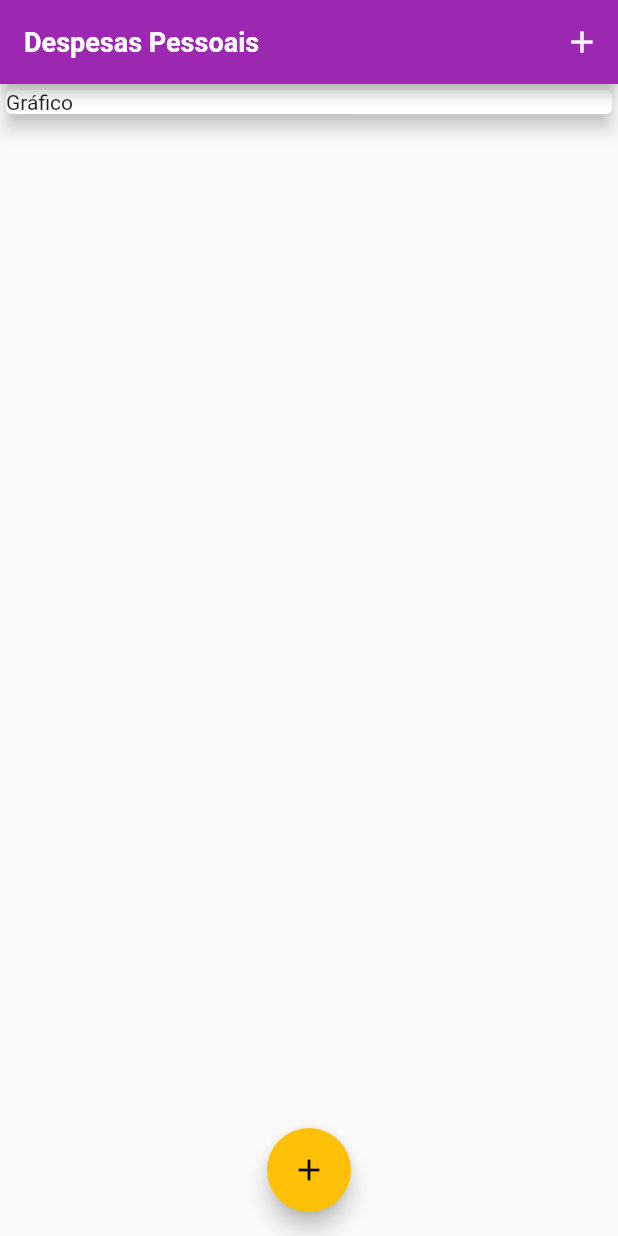
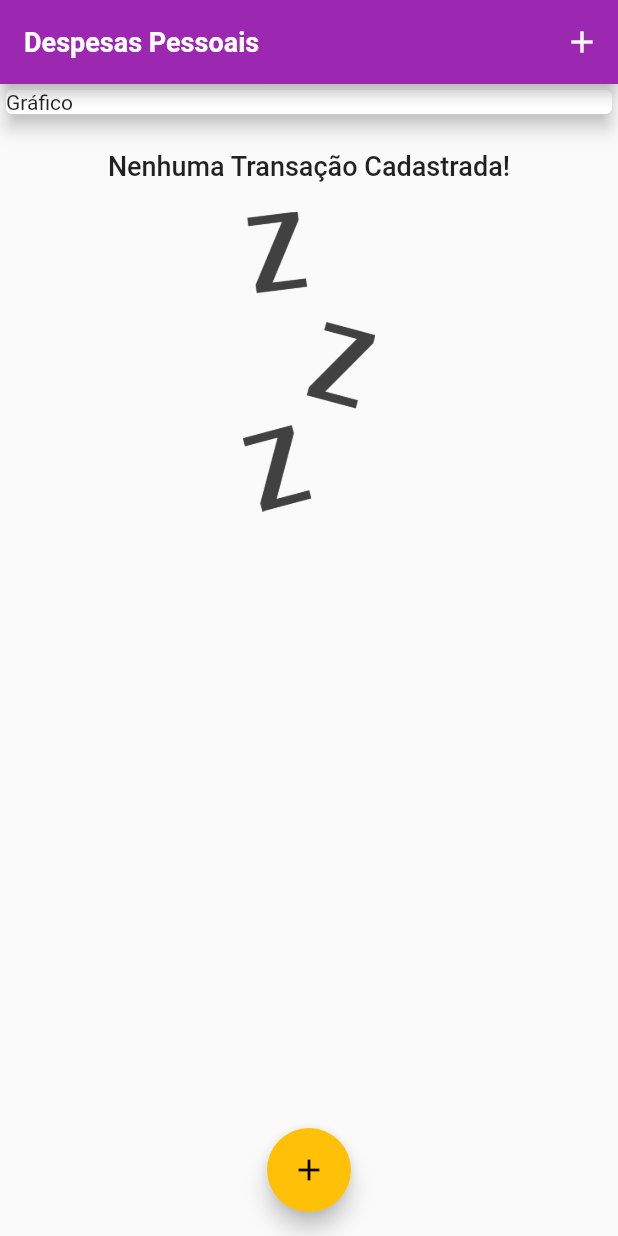
Before and after one commit to luisgs7/expenses, a Flutter app: the screen it shows after launch, on a phone screen of 412 x 824 dp. Run offline on Flutter 3.47's test engine with Material 2 defaults, Android fonts, the phone set to English and light mode, and no system bars; Roboto replaces fonts that are missing (OpenSans).

Commit message:
remove items from listView

```diff
--- a/lib/components/transaction_list.dart
+++ b/lib/components/transaction_list.dart
@@ -11,7 +11,24 @@ class TransactionList extends StatelessWidget {
   Widget build(BuildContext context) {
     return Container(
       height: 410,
-      child: ListView.builder(
+      child: transactions.isEmpty
+          ? Column(
+              children: <Widget>[
+                SizedBox(height: 20),
+                Text(
+                  'Nenhuma Transação Cadastrada!',
+                  style: Theme.of(context).textTheme.title,
+                ),
+                SizedBox(height: 20),
+                Container(
+                  height: 200,
+                  child: Image.asset(
+                    'assets/images/waiting.png',
+                  ),
+                )
+              ],
+            )
+          : ListView.builder(
               itemCount: transactions.length,
               itemBuilder: (ctx, index) {
                 final tr = transactions[index];
@@ -19,7 +36,8 @@ class TransactionList extends StatelessWidget {
                   child: Row(
                     children: <Widget>[
                       Container(
-                  margin: EdgeInsets.symmetric(horizontal: 15, vertical: 10),
+                        margin:
+                            EdgeInsets.symmetric(horizontal: 15, vertical: 10),
                         decoration: BoxDecoration(
                             border: Border.all(
                           color: Theme.of(context).primaryColor,
@@ -31,7 +49,8 @@ class TransactionList extends StatelessWidget {
                           style: TextStyle(
                             fontWeight: FontWeight.bold,
                             fontSize: 20,
-                        color: Theme.of(context).primaryColor,),
+                            color: Theme.of(context).primaryColor,
+                          ),
                         ),
                       ),
                       Column(
@@ -39,10 +58,7 @@ class TransactionList extends StatelessWidget {
                         children: <Widget>[
                           Text(
                             tr.title,
-                      style: TextStyle(
-                        fontSize: 16,
-                        fontWeight: FontWeight.bold,
-                      ),
+                            style: Theme.of(context).textTheme.title,
                           ),
                           Text(
                             DateFormat('d MMM y').format(tr.date),
```
Lines whose indentation alone changed are shown as unchanged.
